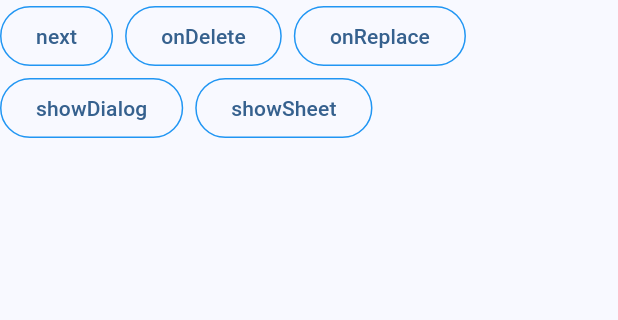
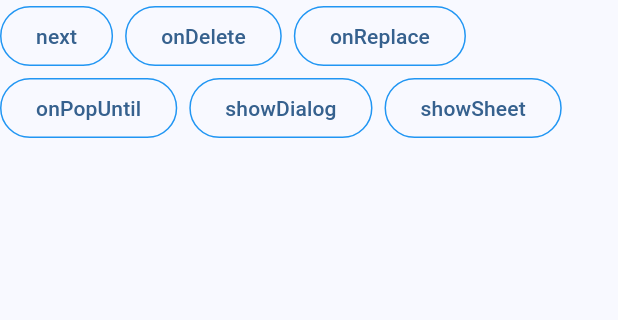
Before and after one commit to shang1219178163/route_stack_manager, a Flutter app: the PageFour screen opened directly, after a tap on "next", on a phone screen of 412 x 824 dp, the part 84-404 px from its top. Run offline on Flutter 3.47's test engine with Material 3 defaults, Android fonts, the phone set to English and light mode, and no system bars; missing offline and left inert: dart:ffi.

Commit message:
feat: demo code change.

```diff
--- a/example/lib/main.dart
+++ b/example/lib/main.dart
@@ -1,4 +1,5 @@
 import 'package:example/page/page_one.dart';
+import 'package:example/util/dlog.dart';
 import 'package:example/view/info_button.dart';
 import 'package:flutter/foundation.dart';
 import 'package:flutter/material.dart';
@@ -89,8 +90,8 @@ class _MyHomePageState extends State<MyHomePage> {
     );
   }
 
-  void onNext() {
-    Navigator.of(context).push(
+  Future<void> onNext() async {
+    final result = await Navigator.of(context).push(
       MaterialPageRoute(
         builder: (context) => const PageOne(),
         settings: const RouteSettings(
@@ -98,5 +99,6 @@ class _MyHomePageState extends State<MyHomePage> {
         ),
       ),
     );
+    DLog.d("$widget result: $result");
   }
 }
--- a/example/lib/page/page_five.dart
+++ b/example/lib/page/page_five.dart
@@ -36,6 +36,7 @@ class _PageFiveState extends State<PageFive> with RouteListenterMixin {
     (title: "next", event: onNext, desc: "下一页"),
     (title: "onDelete", event: onDelete, desc: "删除PageOne"),
     (title: "onReplace", event: onReplace, desc: "用 PageUnknow 取代当前页面"),
+    (title: "onPopUntil", event: onPopUntil, desc: "知道退出到目标页面"),
     (title: "showDialog", event: onShowDialog, desc: "弹窗对路由的影响"),
     (title: "showSheet", event: onShowSheet, desc: "底部弹窗对路由的影响"),
   ];
@@ -108,6 +109,11 @@ class _PageFiveState extends State<PageFive> with RouteListenterMixin {
     Navigator.of(context).pushReplacement(
       MaterialPageRoute(builder: (context) => PageUnknow(), settings: RouteSettings(name: "/pageUnknow")),
     );
+    DLog.d("onReplace: ${RouteManager().routeNames}");
+  }
+
+  void onPopUntil() {
+    Navigator.of(context).popUntil(ModalRoute.withName("/PageTwo"), {"$widget": "999"});
     DLog.d("onReplace: ${RouteManager().routeNames}");
   }
 
--- a/example/lib/page/page_four.dart
+++ b/example/lib/page/page_four.dart
@@ -68,12 +68,13 @@ class _PageFourState extends State<PageFour> with RouteListenterMixin {
     );
   }
 
-  void onNext() {
-    Navigator.of(context).push(MaterialPageRoute(
+  Future<void> onNext() async {
+    final result = await Navigator.of(context).push(MaterialPageRoute(
       builder: (context) => const PageFive(),
       settings: const RouteSettings(
         name: "/PageFive",
       ),
     ));
+    DLog.d("$widget result: $result");
   }
 }
--- a/example/lib/page/page_one.dart
+++ b/example/lib/page/page_one.dart
@@ -70,8 +70,8 @@ class _PageOneState extends State<PageOne> with RouteListenterMixin {
     );
   }
 
-  void onNext() {
-    Navigator.of(context).push(MaterialPageRoute(
+  Future<void> onNext() async {
+    final result = await Navigator.of(context).push(MaterialPageRoute(
       builder: (context) => const PageTwo(),
       settings: const RouteSettings(
         name: "/PageTwo",
--- a/example/lib/page/page_three.dart
+++ b/example/lib/page/page_three.dart
@@ -68,12 +68,13 @@ class _PageThreeState extends State<PageThree> with RouteListenterMixin {
     );
   }
 
-  void onNext() {
-    Navigator.of(context).push(MaterialPageRoute(
+  Future<void> onNext() async {
+    final result = await Navigator.of(context).push(MaterialPageRoute(
       builder: (context) => const PageFour(),
       settings: const RouteSettings(
         name: "/PageFour",
       ),
     ));
+    DLog.d("$widget result: $result");
   }
 }
--- a/example/lib/page/page_two.dart
+++ b/example/lib/page/page_two.dart
@@ -68,12 +68,13 @@ class _PageTwoState extends State<PageTwo> with RouteListenterMixin {
     );
   }
 
-  void onNext() {
-    Navigator.of(context).push(MaterialPageRoute(
+  Future<void> onNext() async {
+    final result = await Navigator.of(context).push(MaterialPageRoute(
       builder: (context) => const PageThree(),
       settings: const RouteSettings(
         name: "/PageThree",
       ),
     ));
+    DLog.d("$widget result: $result");
   }
 }
```
Also changed, not shown: example/lib/page/page_unknow.dart (+13 -1 lines).
